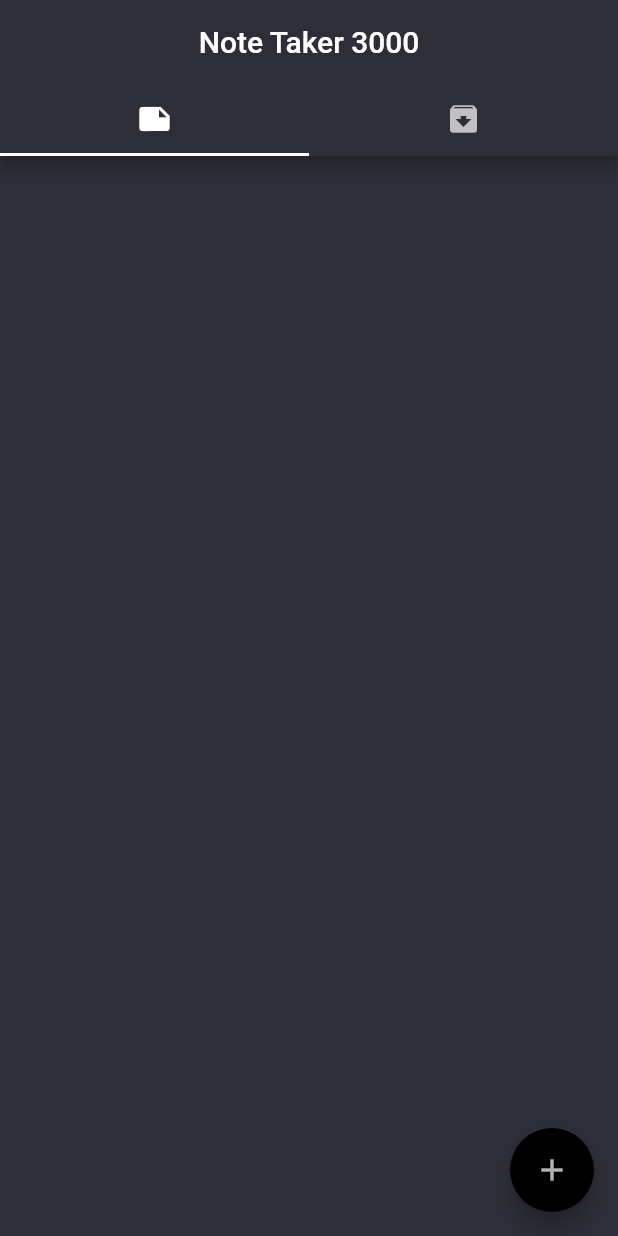
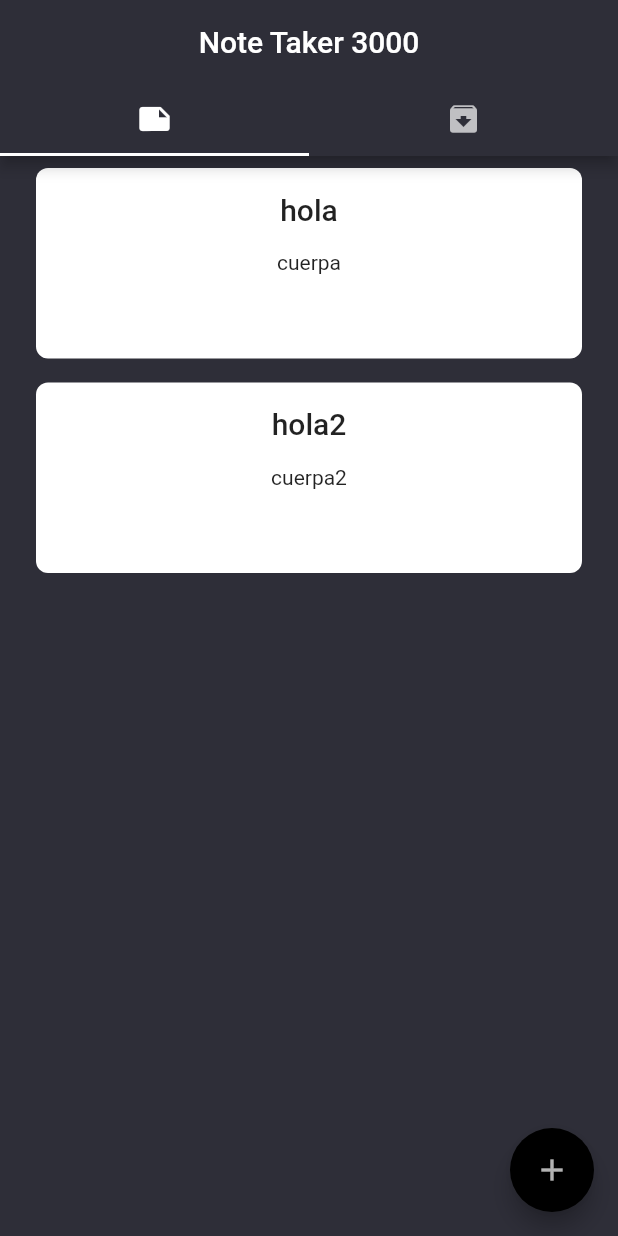
Before and after one commit to leopepe97/NoteTaker3000, a Flutter app: the screen it shows after launch, on a phone screen of 412 x 824 dp. Run offline on Flutter 3.47's test engine with Material 2 defaults, Android fonts, the phone set to English and light mode, and no system bars; our stand-ins replace sqflite; accounts and stored records are empty.

Commit message:
[IMP] Added notes table and basic reader for notes

```diff
--- /dev/null
+++ b/lib/db/db.dart
@@ -0,0 +1,19 @@
+import 'package:path/path.dart';
+import 'package:sqflite/sqflite.dart';
+
+class DatabaseService {
+  static Future<Database> getDatabase() async {
+    return openDatabase(
+      join(await getDatabasesPath(), 'notes_database.db'),
+      onCreate: (db, version) {
+        db.execute(
+          "CREATE TABLE notes(id INTEGER PRIMARY KEY, title TEXT, body TEXT, color INTEGER, isArchived INTEGER)",
+        );
+        db.insert('notes', {'id': 1, 'title': 'hola', 'body': 'cuerpa', 'color': 0xFFFFFFFF, 'isArchived': 0}, conflictAlgorithm: ConflictAlgorithm.replace);
+        db.insert('notes', {'id': 2, 'title': 'hola2', 'body': 'cuerpa2', 'color': 0xFFFFFFFF, 'isArchived': 0}, conflictAlgorithm: ConflictAlgorithm.replace);
+        db.insert('notes', {'id': 3, 'title': 'hola3', 'body': 'cuerpa3', 'color': 0xFFFFFFFF, 'isArchived': 1}, conflictAlgorithm: ConflictAlgorithm.replace);
+      },
+      version: 1,
+    );
+  }
+}
--- a/lib/model/note.dart
+++ b/lib/model/note.dart
@@ -14,7 +14,7 @@ class Note {
       'title': title,
       'body': body,
       'color': color.value,
-      'isArchived': isArchived,
+      'isArchived': isArchived ? 1 : 0,
     };
   }
 
@@ -24,7 +24,7 @@ class Note {
       title: map['title'],
       body: map['body'],
       color: Color(map['color']),
-      isArchived: map['isArchived'],
+      isArchived: map['isArchived'] == 0 ? false : true,
     );
   }
 
--- a/lib/ui/note_list.dart
+++ b/lib/ui/note_list.dart
@@ -15,6 +15,20 @@ class NoteList extends StatefulWidget {
 class _NoteListState extends State<NoteList> {
   final GlobalKey<AnimatedListState> _animatedListKey = GlobalKey();
   final _random = new Random();
+
+  @override
+  void initState() {
+    super.initState();
+    Function() updateFirstNotes;
+    updateFirstNotes = () {
+      var notesModel = Provider.of<NotesModel>(context, listen: false);
+      for (int i = 0; i < notesModel.noteList.length; i++) {
+        _animatedListKey.currentState.insertItem(i);
+      }
+      notesModel.removeListener(updateFirstNotes);
+    };
+    Provider.of<NotesModel>(context, listen: false).addListener(updateFirstNotes);
+  }
 
   @override
   Widget build(BuildContext context) {
```
Also changed, not shown: lib/model/notes_model.dart (+19 -1 lines).
